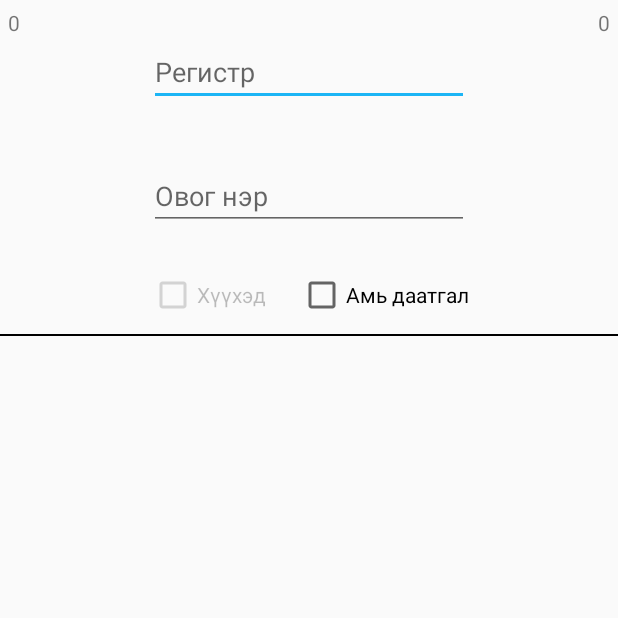
After one commit to Batdelger123/geregeAndroid, an Android app: the fragment FragmentUserInput shown on its own in the app's theme, on a phone screen of 412 x 824 dp, the top half of it. The commit adds this screen. Run offline under Robolectric (Android 15) with nearby library versions, the phone set to English and light mode, and no system bars; 8 statements that could not run were skipped.

Commit message:
user input (register, name ...)

```diff
--- a/app/src/main/AndroidManifest.xml
+++ b/app/src/main/AndroidManifest.xml
@@ -33,7 +33,8 @@
         <activity android:name=".transdep.Passenger" />
         <activity android:name=".server.DBUpdate" />
         <activity android:name=".transdep.DirectionStart" />
-        <activity android:name=".transdep.Bus.Bus"></activity>
+        <activity android:name=".transdep.Bus.Bus" />
+        <activity android:name=".transdep.UserInput"></activity>
     </application>
 
 </manifest>
--- a/app/src/main/java/metatech/mn/gerege/transdep/Dialog/PassengerDialog.java
+++ b/app/src/main/java/metatech/mn/gerege/transdep/Dialog/PassengerDialog.java
@@ -69,10 +69,6 @@ public class PassengerDialog extends DialogFragment implements View.OnClickListe
 
         if ( (picker.getValue() + picker2.getValue()) > 4)
             picker2.setValue(4 - picker.getValue());
-
-//        picker2.setMaxValue(4 - picker.getValue());
-//        if ( (picker.getValue() + picker2.getValue()) > 4)
-//            picker2.setMaxValue(4 - picker.getValue());
     }
 
     @Override
--- /dev/null
+++ b/app/src/main/java/metatech/mn/gerege/transdep/Fragment/FragmentUserInput.java
@@ -0,0 +1,206 @@
+package metatech.mn.gerege.transdep.Fragment;
+
+import android.content.Context;
+import android.content.Intent;
+import android.os.Bundle;
+import android.support.annotation.Nullable;
+import android.support.v4.app.Fragment;
+import android.text.Editable;
+import android.text.TextWatcher;
+import android.text.method.KeyListener;
+import android.util.Log;
+import android.view.KeyEvent;
+import android.view.LayoutInflater;
+import android.view.View;
+import android.view.ViewGroup;
+import android.widget.CheckBox;
+import android.widget.EditText;
+import android.widget.TextView;
+
+import metatech.mn.gerege.R;
+import metatech.mn.gerege.database.Tariff;
+import metatech.mn.gerege.transdep.RecyclerView.data.Dispatcher;
+import metatech.mn.gerege.transdep.UserInput;
+
+/**
+ * Created by Enkhtur on 10/5/2017.
+ */
+
+public class FragmentUserInput extends Fragment implements TextWatcher{
+
+    private EditText etUserRegister;
+    private EditText etUserName;
+    private TextView tvSeat;
+    private TextView tvPrice;
+    private CheckBox cbInsurance;  // Амь даатгал
+    private CheckBox cbChild;  // Хүүхэд эсэх
+
+    private Tariff tariff;
+    private Dispatcher dispatcher;
+    private int seatNumber;
+    private boolean isChild;
+
+    private boolean isFieldsFilled;
+    private FragmentUserInputListener fragmentUserInputListener;
+
+    public interface FragmentUserInputListener {
+        public void fragmentUserInputChanged();
+    }
+
+    @Override
+    public void onAttach(Context context) {
+        super.onAttach(context);
+        if (context instanceof FragmentUserInputListener)
+            fragmentUserInputListener = (FragmentUserInputListener) context;
+        else
+            fragmentUserInputListener = null;
+    }
+
+    @Nullable
+    @Override
+    public View onCreateView(LayoutInflater inflater, @Nullable final ViewGroup container, @Nullable Bundle savedInstanceState) {
+        View view = inflater.inflate(R.layout.transdep_fragment_user_input, container, false);
+
+        etUserRegister = (EditText) view.findViewById(R.id.et_user_register);
+        etUserName = (EditText) view.findViewById(R.id.et_user_name);
+        tvSeat = (TextView) view.findViewById(R.id.tv_seat);
+        tvPrice = (TextView) view.findViewById(R.id.tv_price);
+        cbChild = (CheckBox) view.findViewById(R.id.cb_child);
+        cbInsurance = (CheckBox) view.findViewById(R.id.cb_insurance);
+
+        Bundle bundle = getArguments();
+
+        tariff = (Tariff) bundle.getSerializable(UserInput.USER_INPUT_TARIFF);
+        dispatcher = (Dispatcher) bundle.getSerializable(UserInput.USER_INPUT_DISPATCHER);
+        seatNumber = bundle.getInt(UserInput.USER_INPUT_SEAT_NUMBER);
+        isChild = bundle.getBoolean(UserInput.USER_INPUT_IS_CHILD);
+
+        cbChild.setChecked(isChild);
+        cbChild.setEnabled(false);
+
+        updatePrice();
+        tvSeat.setText(String.valueOf(seatNumber));
+
+
+        etUserName.addTextChangedListener(this);
+        etUserRegister.addTextChangedListener(this);
+        cbInsurance.setOnClickListener(new View.OnClickListener() {
+            @Override
+            public void onClick(View v) {
+                updatePrice();
+            }
+        });
+
+
+        return view;
+    }
+
+    //_______________________
+    @Override
+    public void beforeTextChanged(CharSequence s, int start, int count, int after) {}
+
+    @Override
+    public void onTextChanged(CharSequence s, int start, int before, int count) {}
+
+    @Override
+    public void afterTextChanged(Editable s) {
+        if (etUserName.getText().toString().length() >= 2 && etUserRegister.getText().toString().length() >= 2) {
+            if (!isFieldsFilled()) {
+                isFieldsFilled = true;
+                fragmentUserInputListener.fragmentUserInputChanged();
+            }
+        } else {
+            if (isFieldsFilled()) {
+                isFieldsFilled = false;
+                fragmentUserInputListener.fragmentUserInputChanged();
+            }
+        }
+    }
+    //___________________________
+
+    public void updatePrice() {
+        int price = 0;
+
+        if (Dispatcher.CAR_TYPE_ID_BIG == dispatcher.getCarTypeId()) {
+            if (isChild) {
+                price = tariff.getBigChildPrice();
+                price += (cbInsurance.isChecked()) ? tariff.getBigChildInsurance() : 0;
+            } else {
+                price = tariff.getBigPrice();
+                price += (cbInsurance.isChecked()) ? tariff.getBigInsurance() : 0;
+            }
+
+            tvPrice.setText(String.valueOf(price));
+            return;
+        }
+
+        if (Dispatcher.CAR_TYPE_ID_MID == dispatcher.getCarTypeId()) {
+            if (isChild) {
+                price = tariff.getMidChildPrice();
+                price += (cbInsurance.isChecked()) ? tariff.getMidChildInsurance() : 0;
+            } else {
+                price = tariff.getMidPrice();
+                price += (cbInsurance.isChecked()) ? tariff.getMidInsurance() : 0;
+            }
+
+            tvPrice.setText(String.valueOf(price));
+            return;
+        }
+
+        if (Dispatcher.CAR_TYPE_ID_LIT == dispatcher.getCarTypeId()) {
+            if (isChild) {
+                price = tariff.getLitChildPrice();
+                price += (cbInsurance.isChecked()) ? tariff.getLitChildInsurance() : 0;
+            } else {
+                price = tariff.getLitPrice();
+                price += (cbInsurance.isChecked()) ? tariff.getLitInsurance() : 0;
+            }
+
+            tvPrice.setText(String.valueOf(price));
+            return;
+        }
+
+        if (Dispatcher.CAR_TYPE_ID_SIT == dispatcher.getCarTypeId()) {
+            if (isChild) {
+                price = tariff.getSitChildPrice();
+                price += (cbInsurance.isChecked()) ? tariff.getSitChildInsurance() : 0;
+            } else {
+                price = tariff.getSitPrice();
+                price += (cbInsurance.isChecked()) ? tariff.getSitInsurance() : 0;
+            }
+
+            tvPrice.setText(String.valueOf(price));
+            return;
+        }
+
+        tvPrice.setText(String.valueOf(price));
+    }
+
+    public String getUserName() {
+        return etUserName.getText().toString();
+    }
+
+    public String getUserRegister() {
+        return etUserRegister.getText().toString();
+    }
+
+    public int getPrice() {
+        return Integer.parseInt(tvPrice.getText().toString());
+    }
+
+    public boolean isChild() {
+        return cbChild.isChecked();
+    }
+
+    public boolean hasInsurance() {
+        return cbInsurance.isChecked();
+    }
+
+    public boolean isFieldsFilled() {
+        return isFieldsFilled;
+    }
+
+    public void setFieldsFilled(boolean fieldsFilled) {
+        isFieldsFilled = fieldsFilled;
+    }
+}
--- a/app/src/main/java/metatech/mn/gerege/transdep/InitTransdep.java
+++ b/app/src/main/java/metatech/mn/gerege/transdep/InitTransdep.java
@@ -221,7 +221,7 @@ public class InitTransdep extends Fragment implements StartStopDialog.StartStopD
                                     if (dispatcherList.size() == 0) {
                                         AlertDialog.Builder builder = new AlertDialog.Builder(getContext());
                                         builder.setTitle(R.string.avail_dispatchers);
-                                        builder.setMessage("Хуваарь олдсонгүй");
+                                        builder.setMessage(R.string.DirectionNotFound);
                                         builder.show();
                                     } else {
                                         SearchDialog dialog = new SearchDialog(endTariff, dispatcherList, countAdult, countChild);
--- a/app/src/main/java/metatech/mn/gerege/transdep/RecyclerView/data/Dispatcher.java
+++ b/app/src/main/java/metatech/mn/gerege/transdep/RecyclerView/data/Dispatcher.java
@@ -7,6 +7,11 @@ import java.io.Serializable;
  */
 
 public class Dispatcher implements Serializable{
+
+    public static int CAR_TYPE_ID_BIG = 1;
+    public static int CAR_TYPE_ID_MID = 2;
+    public static int CAR_TYPE_ID_LIT = 3;
+    public static int CAR_TYPE_ID_SIT = 4;
 
     private int id;
     private int directionId;
--- /dev/null
+++ b/app/src/main/res/layout/transdep_fragment_user_input.xml
@@ -0,0 +1,75 @@
+<?xml version="1.0" encoding="utf-8"?>
+<RelativeLayout xmlns:android="http://schemas.android.com/apk/res/android"
+    xmlns:app="http://schemas.android.com/apk/res-auto"
+    xmlns:tools="http://schemas.android.com/tools"
+    android:layout_width="match_parent"
+    android:layout_height="wrap_content">
+
+    <EditText
+        android:id="@+id/et_user_register"
+        android:layout_width="wrap_content"
+        android:layout_height="wrap_content"
+        android:ems="10"
+        android:inputType="textPersonName"
+        android:hint="Регистр"
+        android:layout_alignParentTop="true"
+        android:layout_alignStart="@+id/et_user_name"
+        android:layout_marginTop="25dp" />
+
+    <EditText
+        android:id="@+id/et_user_name"
+        android:layout_width="wrap_content"
+        android:layout_height="wrap_content"
+        android:ems="10"
+        android:inputType="textPersonName"
+        android:hint="Овог нэр"
+        android:layout_marginTop="37dp"
+        android:layout_below="@+id/et_user_register"
+        android:layout_centerHorizontal="true" />
+
+    <TextView
+        android:id="@+id/tv_seat"
+        android:layout_marginTop="5dp"
+        android:layout_marginLeft="5dp"
+        android:layout_width="wrap_content"
+        android:layout_height="wrap_content"
+        android:text="-1"
+        android:layout_alignParentTop="true"
+        android:layout_alignParentStart="true" />
+
+    <TextView
+        android:id="@+id/tv_price"
+        android:layout_marginTop="5dp"
+        android:layout_marginRight="5dp"
+        android:layout_width="wrap_content"
+        android:layout_height="wrap_content"
+        android:text="0"
+        android:layout_alignParentTop="true"
+        android:layout_alignParentEnd="true" />
+
+    <CheckBox
+        android:id="@+id/cb_child"
+        android:layout_width="wrap_content"
+        android:layout_height="wrap_content"
+        android:text="Хүүхэд"
+        android:layout_below="@+id/et_user_name"
+        android:layout_alignStart="@+id/et_user_name"
+        android:layout_marginTop="27dp" />
+
+    <CheckBox
+        android:id="@+id/cb_insurance"
+        android:layout_width="wrap_content"
+        android:layout_height="wrap_content"
+        android:text="Амь даатгал"
+        android:layout_alignBaseline="@+id/cb_child"
+        android:layout_alignBottom="@+id/cb_child"
+        android:layout_alignEnd="@+id/et_user_name" />
+
+    <TextView
+        android:layout_marginTop="10dp"
+        android:layout_below="@id/cb_insurance"
+        android:layout_width="match_parent"
+        android:layout_height="1dp"
+        android:background="#000000"
+        android:id="@+id/textView18" />
+</RelativeLayout>
--- a/app/src/main/res/values/strings.xml
+++ b/app/src/main/res/values/strings.xml
@@ -68,6 +68,7 @@
     <string name="seat_text_yellow">Хөгжлийн бэрхшээлтэй иргэдэд зориулагдсан суудал</string>
     <string name="seat_text_orange">Таны соонгосон суудал</string>
     <string name="avail_dispatchers">Боломжит хуваариуд</string>
+    <string name="DirectionNotFound">Хуваарь олдсонгүй</string>
 
 
 </resources>
```
Also changed, not shown: app/src/main/java/metatech/mn/gerege/transdep/Bus/Bus.java (+18 -1 lines), app/src/main/java/metatech/mn/gerege/transdep/UserInput.java (added, +140 -0 lines), app/src/main/res/layout/transdep_activity_user_input.xml (added, +33 -0 lines).
